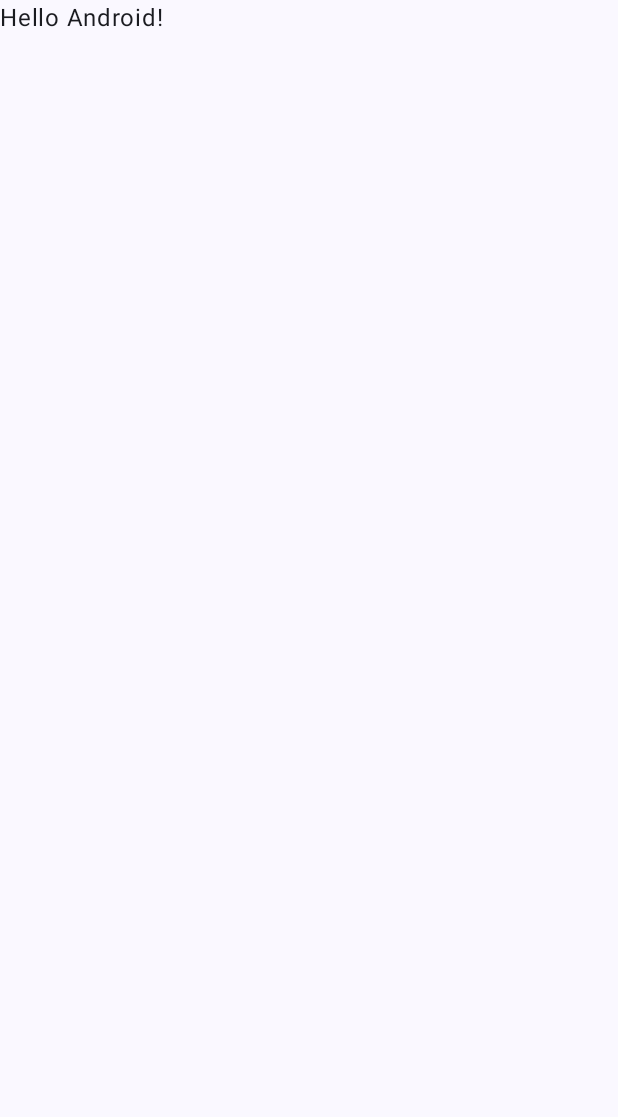
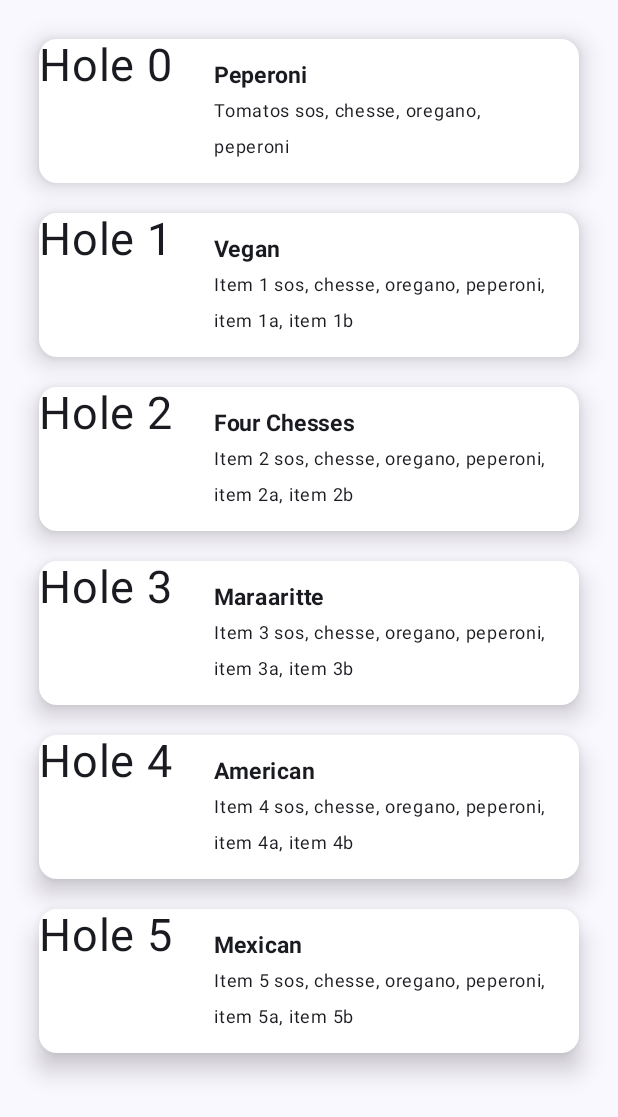
Before and after one commit to RugbyGuy01/LazySelect, an Android app built with Jetpack Compose: the screen it shows after launch (MainActivity), on a phone screen of 412 x 824 dp. Before the commit the part shown is almost empty. Shown: the top 1117 px of the screen. Run offline under Robolectric (Android 15) with nearby library versions, the phone set to English and light mode, and no system bars.

Commit message:
Lazy column works when selects

```diff
--- a/app/src/main/java/com/firstapp/lazyselect/MainActivity.kt
+++ b/app/src/main/java/com/firstapp/lazyselect/MainActivity.kt
@@ -10,6 +10,13 @@ import androidx.compose.material3.Text
 import androidx.compose.runtime.Composable
 import androidx.compose.ui.Modifier
 import androidx.compose.ui.tooling.preview.Preview
+import androidx.navigation.NavType
+import androidx.navigation.compose.NavHost
+import androidx.navigation.compose.composable
+import androidx.navigation.compose.rememberNavController
+import androidx.navigation.navArgument
+import com.firstapp.lazyselect.screens.DatailScreen
+import com.firstapp.lazyselect.screens.MainScreen
 import com.firstapp.lazyselect.ui.theme.LazySelectTheme
 
 class MainActivity : ComponentActivity() {
@@ -22,25 +29,43 @@ class MainActivity : ComponentActivity() {
                     modifier = Modifier.fillMaxSize(),
                     color = MaterialTheme.colorScheme.background
                 ) {
-                    Greeting("Android")
+                    val names = arrayOf(
+                        "Peperoni",
+                        "Vegan",
+                        "Four Chesses",
+                        "Maraaritte",
+                        "American",
+                        "Mexican"
+                    )
+                    val ingredients = arrayOf(
+                        "Tomatos sos, chesse, oregano, peperoni",
+                        "Item 1 sos, chesse, oregano, peperoni, item 1a, item 1b",
+                        "Item 2 sos, chesse, oregano, peperoni, item 2a, item 2b",
+                        "Item 3 sos, chesse, oregano, peperoni, item 3a, item 3b",
+                        "Item 4 sos, chesse, oregano, peperoni, item 4a, item 4b",
+                        "Item 5 sos, chesse, oregano, peperoni, item 5a, item 5b",
+                    )
+                    val navController = rememberNavController()
+                    NavHost(navController = navController, startDestination = "MainScreen") {
+                        composable(route = "MainScreen") {
+                            MainScreen(names, ingredients, navController)
+                        }
+                        composable(route = "DetailScreen/{index}",
+                            arguments = listOf(
+                                navArgument(name = "index") {
+                                    type = NavType.IntType
+                                }
+                            )
+                        )
+                        {
+                            index -> DatailScreen(
+                            names = names,
+                            ingredients = ingredients,
+                            itemIndex = index.arguments?.getInt("index"))
+                        }
+                    }
                 }
             }
         }
     }
 }
-
-@Composable
-fun Greeting(name: String, modifier: Modifier = Modifier) {
-    Text(
-        text = "Hello $name!",
-        modifier = modifier
-    )
-}
-
-@Preview(showBackground = true)
-@Composable
-fun GreetingPreview() {
-    LazySelectTheme {
-        Greeting("Android")
-    }
-}
--- /dev/null
+++ b/app/src/main/java/com/firstapp/lazyselect/screens/MainScreen.kt
@@ -0,0 +1,83 @@
+package com.firstapp.lazyselect.screens
+
+import androidx.compose.foundation.clickable
+import androidx.compose.foundation.layout.Arrangement
+import androidx.compose.foundation.layout.Column
+import androidx.compose.foundation.layout.PaddingValues
+import androidx.compose.foundation.layout.Row
+import androidx.compose.foundation.layout.fillMaxWidth
+import androidx.compose.foundation.layout.padding
+import androidx.compose.foundation.layout.wrapContentSize
+import androidx.compose.foundation.lazy.LazyColumn
+import androidx.compose.material3.Card
+import androidx.compose.material3.CardDefaults
+import androidx.compose.material3.Text
+import androidx.compose.runtime.Composable
+import androidx.compose.ui.Alignment
+import androidx.compose.ui.Modifier
+import androidx.compose.ui.graphics.Color
+import androidx.compose.ui.text.font.FontWeight
+import androidx.compose.ui.unit.dp
+import androidx.compose.ui.unit.sp
+import androidx.navigation.NavController
+
+
+@Composable
+fun MainScreen(
+    names: Array<String>,
+    ingredients: Array<String>,
+    navController: NavController,
+    modifier: Modifier = Modifier
+) {
+
+    LazyColumn(contentPadding = PaddingValues(16.dp)) {
+        val itemCount = names.size
+
+        items(itemCount) {
+            ColumnItem(
+                modifier,
+                title = names[it],
+                ingredients = ingredients[it],
+                itemIndex = it,
+                navController = navController
+            )
+        }
+    }
+}
+
+
+@Composable
+fun ColumnItem(
+    modifier: Modifier,
+    title: String,
+    ingredients: String,
+    itemIndex: Int,
+    navController: NavController
+) {
+    Card(
+        modifier
+            .padding(10.dp)
+            .wrapContentSize()
+            .clickable {
+                navController.navigate("DetailScreen/$itemIndex")
+            },
+        colors = CardDefaults.cardColors(
+            containerColor = Color.White
+        ),
+        elevation = CardDefaults.cardElevation(10.dp)
+    ) {
+        Row(
+            modifier.fillMaxWidth(),
+            verticalAlignment = Alignment.Top,
+            horizontalArrangement = Arrangement.spacedBy(15.dp)
+        ) {
+            Text("Hole $itemIndex", fontSize = 30.sp)
+
+            Column(modifier.padding(12.dp)) {
+                Text("$title", fontSize = 15.sp, fontWeight = FontWeight.Bold)
+                Text("$ingredients", fontSize = 12.sp)
+            }
+        }
+
+    }
+}
--- a/build.gradle.kts
+++ b/build.gradle.kts
@@ -1,5 +1,6 @@
 // Top-level build file where you can add configuration options common to all sub-projects/modules.
 plugins {
     id("com.android.application") version "8.1.0" apply false
+    id("com.android.library") version "8.1.0" apply false
     id("org.jetbrains.kotlin.android") version "1.8.10" apply false
 }
```
Also changed, not shown: app/build.gradle.kts (+5 -3 lines), app/src/main/java/com/firstapp/lazyselect/screens/DetailScreen.kt (added, +40 -0 lines), gradle/wrapper/gradle-wrapper.properties.
